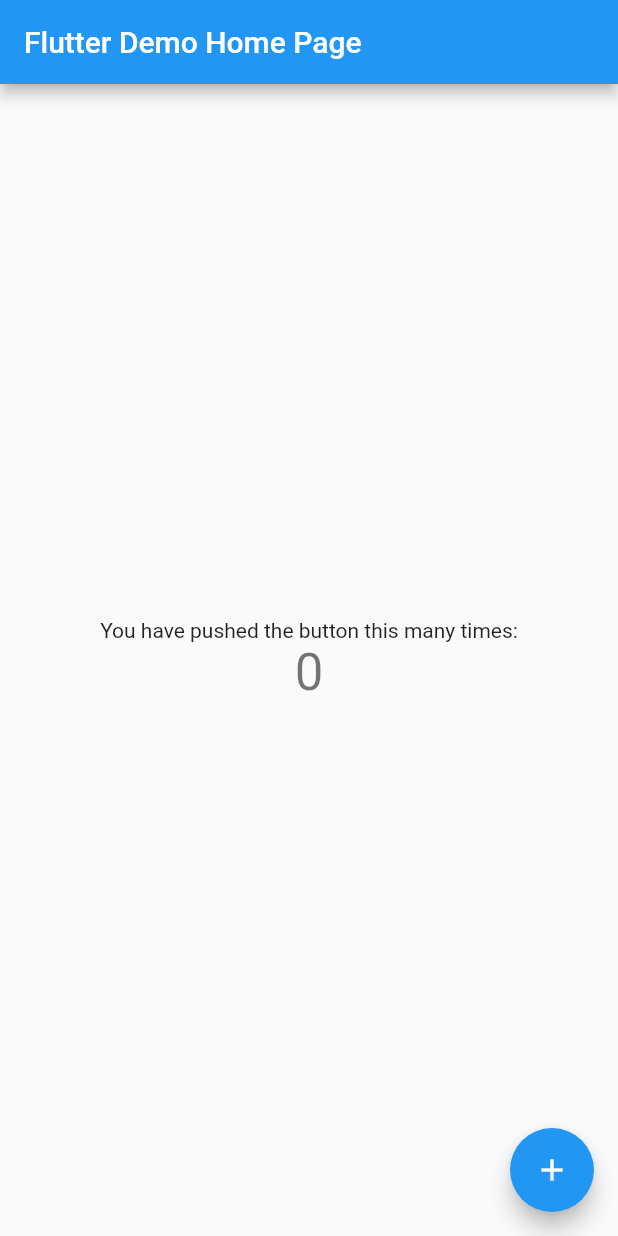
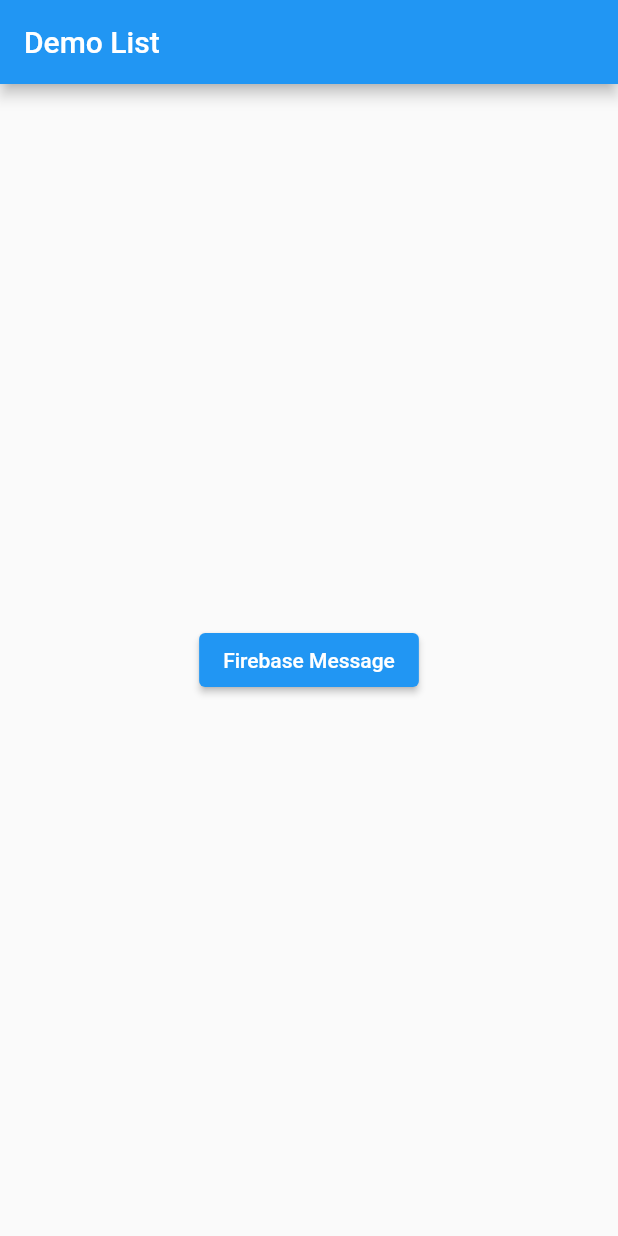
Before and after one commit to TMLStudio/flutterfirelab, a Flutter app: the screen it shows after launch, on a phone screen of 412 x 824 dp. Run offline on Flutter 3.47's test engine with Material 2 defaults, Android fonts, the phone set to English and light mode, and no system bars; our stand-ins replace firebase_core, firebase_messaging; accounts and stored records are empty.

Commit message:
add demo: Cloud Message Demo

```diff
--- a/lib/main.dart
+++ b/lib/main.dart
@@ -1,6 +1,12 @@
 import 'package:flutter/material.dart';
+import 'package:flutterfirelab/features/cloud_message/cloud_message_demo_screen.dart';
+import 'package:flutterfirelab/features/cloud_message/fcm_service.dart';
 
-void main() {
+main() async {
+  WidgetsFlutterBinding.ensureInitialized();
+
+  await fcm.initAsync();
+
   runApp(const MyApp());
 }
 
@@ -14,53 +20,33 @@
       theme: ThemeData(
         primarySwatch: Colors.blue,
       ),
-      home: const MyHomePage(title: 'Flutter Demo Home Page'),
+      home: const DemoListScreen(),
     );
   }
 }
 
-class MyHomePage extends StatefulWidget {
-  const MyHomePage({super.key, required this.title});
-
-  final String title;
+class DemoListScreen extends StatefulWidget {
+  const DemoListScreen({super.key});
 
   @override
-  State<MyHomePage> createState() => _MyHomePageState();
+  State<DemoListScreen> createState() => _DemoListScreenState();
 }
 
-class _MyHomePageState extends State<MyHomePage> {
-  int _counter = 0;
-
-  void _incrementCounter() {
-    setState(() {
-      _counter++;
-    });
-  }
+class _DemoListScreenState extends State<DemoListScreen> {
 
   @override
   Widget build(BuildContext context) {
     return Scaffold(
       appBar: AppBar(
-        title: Text(widget.title),
+        title: Text("Demo List"),
       ),
       body: Center(
         child: Column(
           mainAxisAlignment: MainAxisAlignment.center,
           children: <Widget>[
-            const Text(
-              'You have pushed the button this many times:',
-            ),
-            Text(
-              '$_counter',
-              style: Theme.of(context).textTheme.headlineMedium,
-            ),
+            ElevatedButton(onPressed: () { Navigator.push(context, MaterialPageRoute(builder: (_) => CloudMessageDemoScreen())); }, child: Text("Firebase Message"))
           ],
         ),
-      ),
-      floatingActionButton: FloatingActionButton(
-        onPressed: _incrementCounter,
-        tooltip: 'Increment',
-        child: const Icon(Icons.add),
       ),
     );
   }
```
Also changed, not shown: lib/features/cloud_message/cloud_message_demo_screen.dart (added, +40 -0 lines), lib/features/cloud_message/fcm_service.dart (added, +46 -0 lines), 1 other file.
